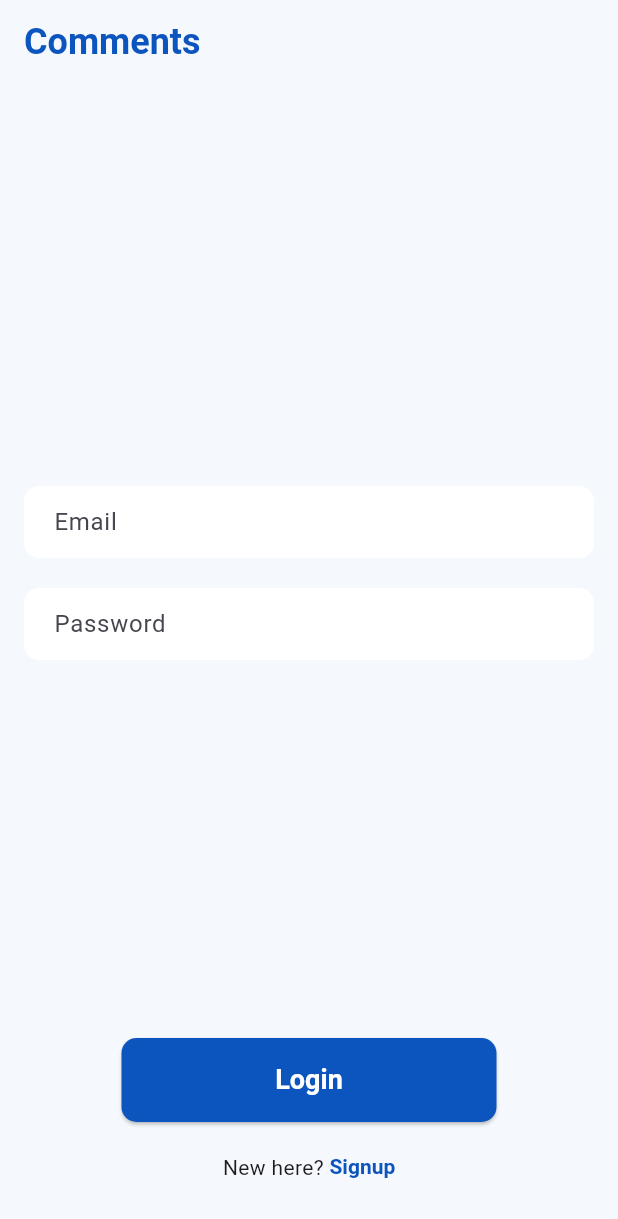
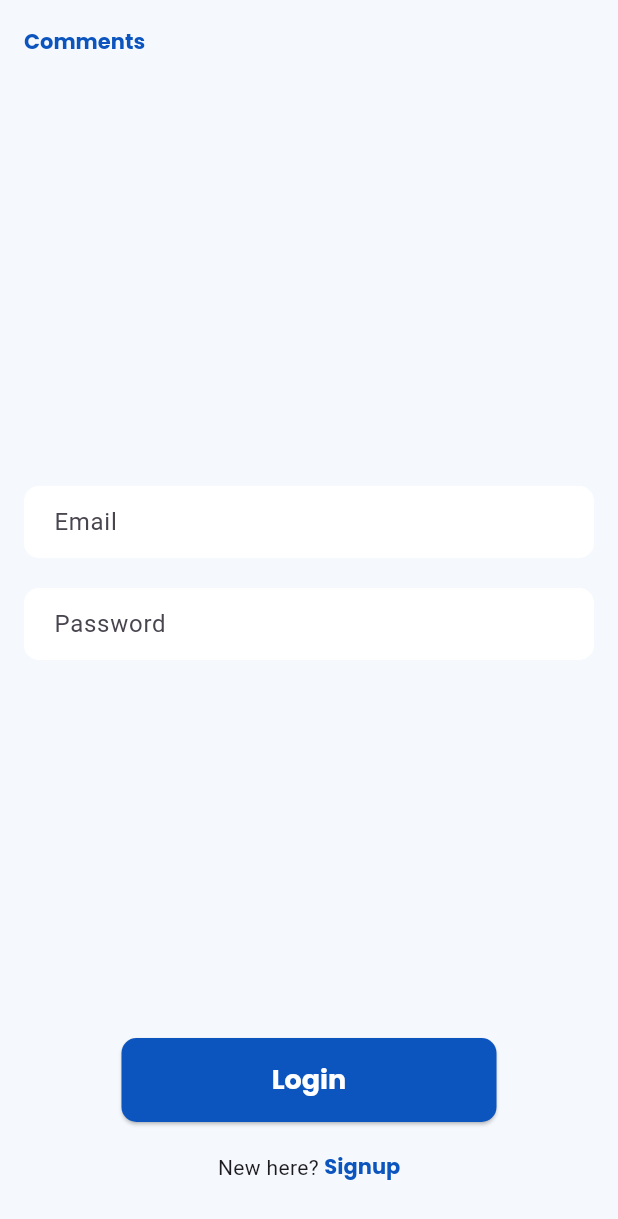
Before and after one commit to zyllus17/comment_app, a Flutter app: the screen it shows after launch, on a phone screen of 412 x 824 dp. Shown: the top 1219 px of the screen. Run offline on Flutter 3.47's test engine with Material 3 defaults, Android fonts, the phone set to English and light mode, and no system bars; our stand-ins replace cloud_firestore, firebase_auth, firebase_core, firebase_remote_config; accounts and stored records are empty.

```diff
--- /dev/null
+++ b/lib/constants/routes.const.dart
@@ -0,0 +1,32 @@
+import 'package:flutter/material.dart';
+import 'package:comment_app/page/error/error.ui.dart';
+import 'package:comment_app/page/home/home.ui.dart';
+import 'package:comment_app/page/login/login.ui.dart';
+import 'package:comment_app/page/signup/signup.ui.dart';
+import 'package:provider/provider.dart';
+import 'package:comment_app/services/auth.service.dart';
+
+class Routes {
+  static Route<dynamic> generateRoute(RouteSettings settings) {
+    switch (settings.name) {
+      case '/':
+        return MaterialPageRoute(builder: (_) {
+          return Consumer<AuthService>(
+            builder: (context, authService, _) {
+              return authService.user == null
+                  ? const LoginScreen()
+                  : const HomeScreen();
+            },
+          );
+        });
+      case '/signup':
+        return MaterialPageRoute(builder: (_) => const SignupScreen());
+      case '/login':
+        return MaterialPageRoute(builder: (_) => const LoginScreen());
+      case '/home':
+        return MaterialPageRoute(builder: (_) => const HomeScreen());
+      default:
+        return MaterialPageRoute(builder: (_) => const ErrorScreen());
+    }
+  }
+}
--- a/lib/main.dart
+++ b/lib/main.dart
@@ -1,13 +1,11 @@
+import 'package:comment_app/constants/routes.const.dart';
+import 'package:comment_app/constants/theme.const.dart';
+import 'package:flutter/material.dart';
+import 'package:provider/provider.dart';
 import 'package:comment_app/firebase_options.dart';
-import 'package:comment_app/page/error/error.ui.dart';
-import 'package:comment_app/page/home/home.ui.dart';
-import 'package:comment_app/page/login/login.ui.dart';
-import 'package:comment_app/page/signup/signup.ui.dart';
 import 'package:comment_app/services/auth.service.dart';
 import 'package:comment_app/services/loading.dart';
 import 'package:firebase_core/firebase_core.dart';
-import 'package:flutter/material.dart';
-import 'package:provider/provider.dart';
 
 Future<void> main() async {
   WidgetsFlutterBinding.ensureInitialized();
@@ -33,25 +31,9 @@ class MyApp extends StatelessWidget {
       ],
       child: MaterialApp(
         title: 'Comments App',
-        theme: ThemeData(
-          primarySwatch: Colors.blue,
-        ),
+        theme: AppTheme.appTheme,
         initialRoute: '/',
-        routes: {
-          '/': (context) => Consumer<AuthService>(
-                builder: (context, authService, _) {
-                  return authService.user == null
-                      ? LoginScreen()
-                      : const HomeScreen();
-                },
-              ),
-          '/signup': (context) => SignupScreen(),
-          '/login': (context) => LoginScreen(),
-          '/home': (context) => const HomeScreen(),
-        },
-        onGenerateRoute: (settings) {
-          return MaterialPageRoute(builder: (context) => const ErrorScreen());
-        },
+        onGenerateRoute: Routes.generateRoute,
       ),
     );
   }
```
